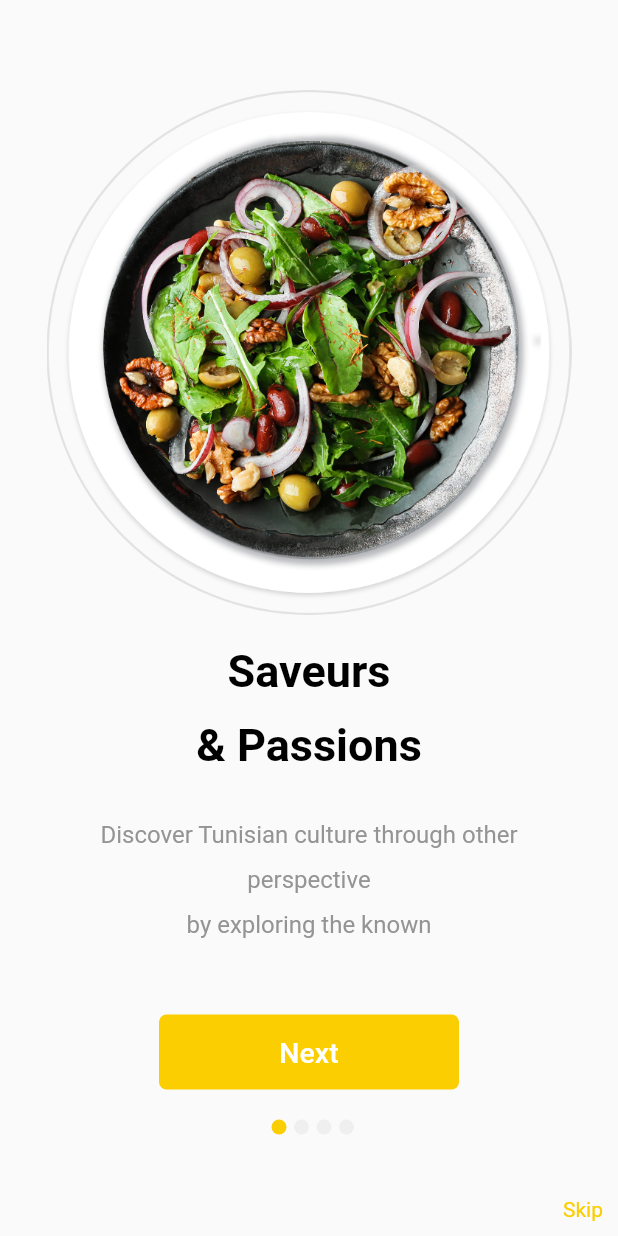
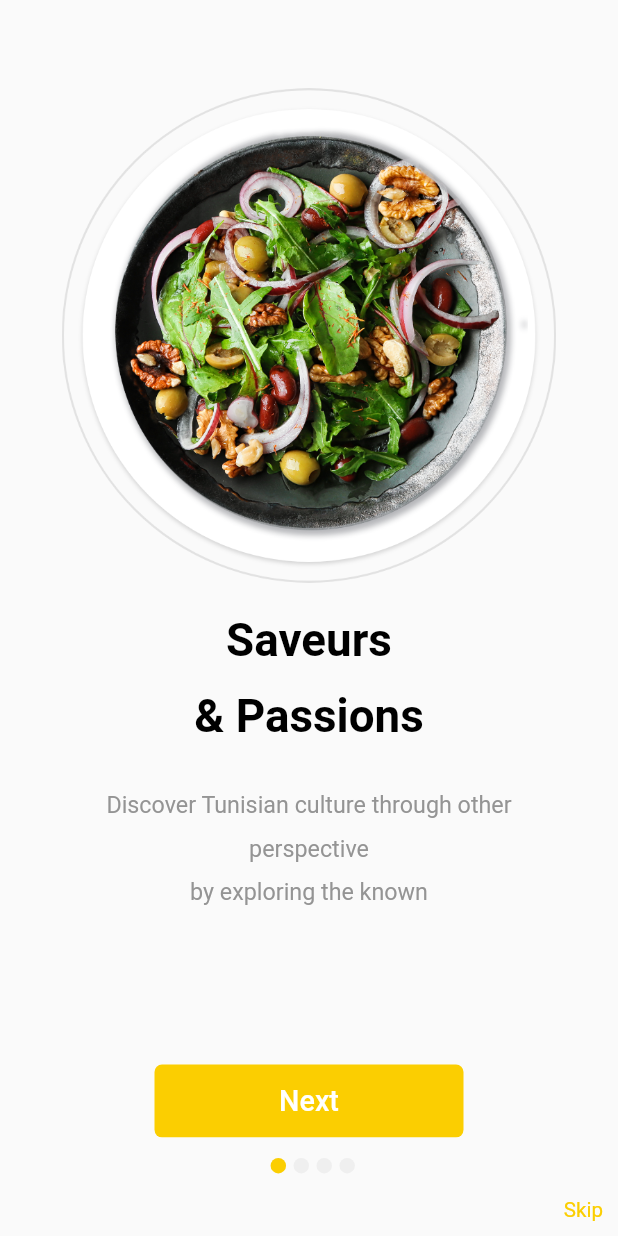
Before and after one commit to ventusCoding/Dar_Slah, a Flutter app: the screen it shows after launch, on a phone screen of 412 x 824 dp. Run offline on Flutter 3.47's test engine with Material 2 defaults, Android fonts, the light colour scheme and no system bars; our stand-ins replace cloud_firestore, firebase_auth, firebase_core, flutter_rating_bar, google_sign_in and 2 more; missing offline and left inert: dart:ffi; accounts and stored records are empty; Roboto replaces fonts that are missing (Raleway).

Commit message:
on boarding

```diff
--- a/lib/screens/onBoarding_Screen/OnBoarding_Screen.dart
+++ b/lib/screens/onBoarding_Screen/OnBoarding_Screen.dart
@@ -54,7 +54,7 @@ class _OnBoardingScreenState extends State<OnBoardingScreen> {
         body: Column(
       children: [
         Expanded(
-          flex: 10,
+          flex: MediaQuery.of(context).size.height > 1000 ? 10 : 17,
           child: PageView.builder(
               controller: _controller,
               itemCount: onBoardingContents.length,
@@ -72,8 +72,8 @@ class _OnBoardingScreenState extends State<OnBoardingScreen> {
               }),
         ),
         Container(
-          width: 200,
-          height: 50,
+          width: MediaQuery.of(context).size.width / 2,
+          height: MediaQuery.of(context).size.width / 8.5,
           child: RaisedButton(
             onPressed: () {
               if (_currentIndex == onBoardingContents.length - 1) {
@@ -89,7 +89,7 @@ class _OnBoardingScreenState extends State<OnBoardingScreen> {
             child: Text(
               _currentIndex == onBoardingContents.length - 1 ? 'Start' : 'Next',
               style: TextStyle(
-                fontSize: 19,
+                fontSize: MediaQuery.of(context).size.width / 21.5,
               ),
             ),
             textColor: Theme.of(context).backgroundColor,
@@ -110,7 +110,7 @@ class _OnBoardingScreenState extends State<OnBoardingScreen> {
                     },
                     child: Text(
                       'Skip',
-                      style: TextStyle(color: Theme.of(context).primaryColor),
+                      style: TextStyle(fontSize: MediaQuery.of(context).size.width / 30,color: Theme.of(context).primaryColor),
                     ),
                   )
                 : SizedBox(),
--- a/lib/widgets/OnBoarding/Dot.dart
+++ b/lib/widgets/OnBoarding/Dot.dart
@@ -10,15 +10,15 @@ class Dot extends StatelessWidget {
   @override
   Widget build(BuildContext context) {
     return Container(
-      padding: EdgeInsets.only(top: 20),
+      padding: EdgeInsets.only(top: MediaQuery.of(context).size.width / 30),
       child: Row(
         mainAxisAlignment: MainAxisAlignment.center,
         children: List.generate(
           _onBoardingContentLength,
           (index) => Container(
             margin: EdgeInsets.only(left: 5),
-            height: 10,
-            width:  10,
+            height: MediaQuery.of(context).size.width / 40,
+            width:  MediaQuery.of(context).size.width / 40,
             decoration: BoxDecoration(
               borderRadius: BorderRadius.circular(20),
               color: _currentIndex == index
--- a/lib/widgets/OnBoarding/OnBoarding_Widget.dart
+++ b/lib/widgets/OnBoarding/OnBoarding_Widget.dart
@@ -1,5 +1,4 @@
 import 'package:flutter/material.dart';
-
 
 class OnBoardingWidget extends StatelessWidget {
   final String title;
@@ -14,27 +13,27 @@ class OnBoardingWidget extends StatelessWidget {
         mainAxisSize: MainAxisSize.max,
         children: [
           SizedBox(
-            height: 60,
+            height: MediaQuery.of(context).size.width / 7,
             width: double.infinity,
           ),
           Container(
             width: double.infinity,
             child: Image.asset(
               images,
-              width: 350,
-              height: 350,
+              width: MediaQuery.of(context).size.width,
+              height: MediaQuery.of(context).size.height / 2.5,
               alignment: Alignment.center,
             ),
           ),
           SizedBox(
             width: double.infinity,
-            height: 20,
+            height: MediaQuery.of(context).size.width / 20,
           ),
           Text(
             title,
             style: TextStyle(
               fontFamily: 'Raleway',
-              fontSize: 30,
+              fontSize: MediaQuery.of(context).size.width / 13.5,
               color: const Color(0xff000000),
               fontWeight: FontWeight.w700,
               height: 1.6388888888888888,
@@ -49,7 +48,7 @@ class OnBoardingWidget extends StatelessWidget {
               description,
               style: TextStyle(
                 fontFamily: 'Raleway',
-                fontSize: 16,
+                fontSize: MediaQuery.of(context).size.width / 26.5,
                 color: const Color(0xff949494),
                 height: 1.875,
               ),
```
